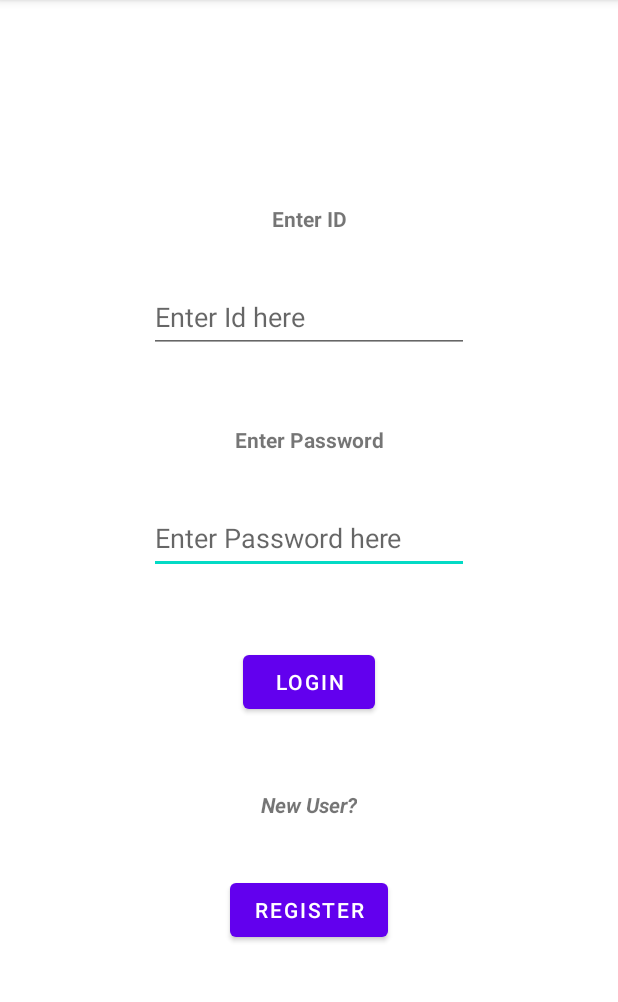
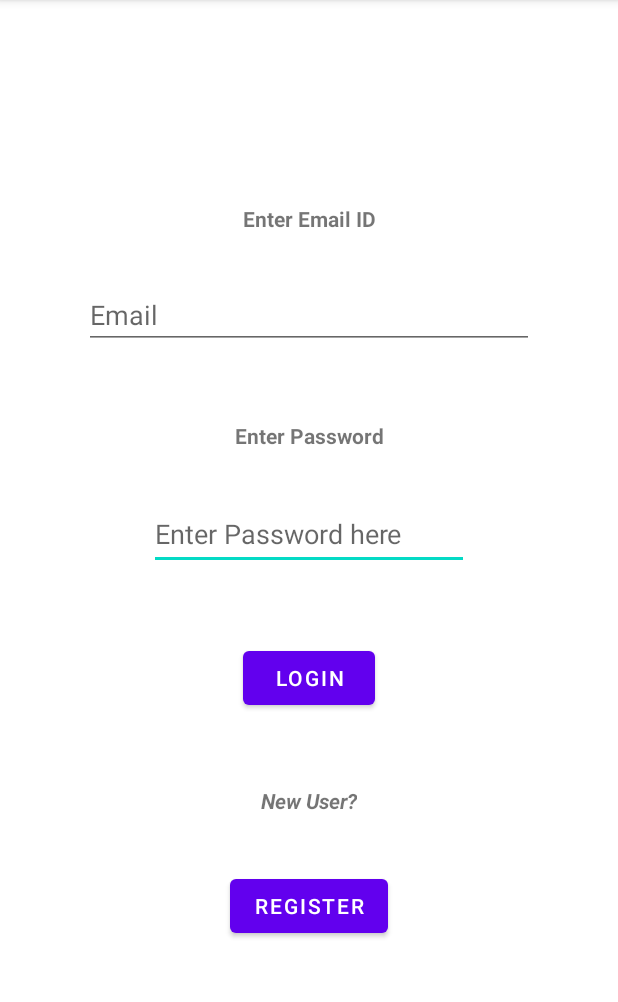
Before and after one commit to VortexDx/imPresent, an Android app: the screen it shows after launch (MainActivity), after a tap on "LOGIN", on a phone screen of 412 x 824 dp, the part 84-1086 px from its top. Run offline under Robolectric (Android 15) with nearby library versions, the phone set to English and light mode, and no system bars; our stand-ins replace Firebase (no records; nobody signed in at launch, a user with empty details on screens opened directly).

Commit message:
Update 2

```diff
--- a/app/src/main/java/com/final_project/impresent/MainActivity.java
+++ b/app/src/main/java/com/final_project/impresent/MainActivity.java
@@ -13,28 +13,70 @@ import android.widget.EditText;
 import android.widget.TextView;
 import android.widget.Toast;
 
+import com.google.android.gms.tasks.OnCompleteListener;
 import com.google.android.gms.tasks.OnFailureListener;
 import com.google.android.gms.tasks.OnSuccessListener;
+import com.google.android.gms.tasks.Task;
 import com.google.firebase.auth.AuthCredential;
 import com.google.firebase.auth.AuthResult;
 import com.google.firebase.auth.FirebaseAuth;
 import com.google.firebase.auth.FirebaseAuthException;
 import com.google.firebase.auth.FirebaseUser;
+import com.google.firebase.database.DataSnapshot;
+import com.google.firebase.database.DatabaseError;
+import com.google.firebase.database.DatabaseReference;
+import com.google.firebase.database.FirebaseDatabase;
+import com.google.firebase.database.Query;
+import com.google.firebase.database.ValueEventListener;
+
+import java.util.Locale;
 
 public class MainActivity extends AppCompatActivity {
     Button login_button;
     Button register_button;
-    EditText id_edittext;
+    EditText email_edittext;
     EditText password_edittext;
     private FirebaseAuth auth;
+    boolean onStartFlag = false;
 
-//    @Override
-//    public void onStart() {
-//        super.onStart();
-//        // Check if user is signed in (non-null) and update UI accordingly.
-//        FirebaseUser currentUser = auth.getCurrentUser();
-//        updateUI(currentUser);
-//    }
+    @Override
+    public void onStart() {
+        super.onStart();
+        // Check if user is signed in (non-null) and update UI accordingly.
+        if(!onStartFlag) {
+            onStartFlag = true;
+            FirebaseUser currentUser = auth.getCurrentUser();
+            if (currentUser != null)
+                updateUI(currentUser);
+        }
+    }
+
+    private void updateUI(FirebaseUser currentUser) {
+        String email = currentUser.getEmail();
+        DatabaseReference reference = FirebaseDatabase.getInstance().getReference();
+        Query query1 = reference.child("Student").orderByChild("email").equalTo(email);
+        //Query query2 = reference.child("Teacher").orderByChild("email").equalTo(email);
+        query1.addListenerForSingleValueEvent(new ValueEventListener() {
+            @Override
+            public void onDataChange(@NonNull DataSnapshot snapshot) {
+                if(snapshot.exists()){
+                    // is student
+                    Intent intent = new Intent(MainActivity.this,UserStudent.class);
+                    intent.putExtra("email",email);
+                    startActivity(intent);
+                }
+                else{
+                    // is teacher
+                }
+            }
+
+            @Override
+            public void onCancelled(@NonNull DatabaseError error) {
+
+            }
+        });
+
+    }
 
     @Override
     protected void onCreate(Bundle savedInstanceState) {
@@ -43,7 +85,7 @@ public class MainActivity extends AppCompatActivity {
 
         login_button=findViewById(R.id.button_login);
         register_button=findViewById(R.id.button_register);
-        id_edittext=findViewById(R.id.editText_enter_id);
+        email_edittext=findViewById(R.id.editTextTextEmailAddress);
         password_edittext=findViewById(R.id.editText_enter_password);
 
         auth = FirebaseAuth.getInstance();
@@ -51,24 +93,40 @@ public class MainActivity extends AppCompatActivity {
         login_button.setOnClickListener(new View.OnClickListener() {
             @Override
             public void onClick(View view) {
-                Toast.makeText(MainActivity.this, "Under Development", Toast.LENGTH_SHORT).show();
                 Log.d("login_button_onclick", "clicked_login_button");
-                String id = id_edittext.getText().toString();
+                String email = email_edittext.getText().toString().toLowerCase();
                 String password = password_edittext.getText().toString();
-                Log.d("id",id);
+                Log.d("id",email);
                 Log.d("password",password);
-                if(id.equals("") || password.equals(""))
+                if(email.equals("") || password.length()<6)
                     Toast.makeText(MainActivity.this, "Invalid Data", Toast.LENGTH_SHORT).show();
-                //else
-                    //loginUser(id,password);
+                else
+                    loginUser(email,password);
 
+            }
+
+            private void loginUser(String email, String password) {
+                auth.signInWithEmailAndPassword(email,password).addOnCompleteListener(MainActivity.this, new OnCompleteListener<AuthResult>() {
+                    @Override
+                    public void onComplete(@NonNull Task<AuthResult> task) {
+                        if(task.isSuccessful()){
+                            Log.d("Login User","Success");
+                            Toast.makeText(MainActivity.this, "Success", Toast.LENGTH_SHORT).show();
+                            FirebaseUser currentUser = auth.getCurrentUser();
+                            updateUI(currentUser);
+                        }
+                        else{
+                            Log.d("Login User","Failed "+task.getException());
+                            Toast.makeText(MainActivity.this, "Failed", Toast.LENGTH_SHORT).show();
+                        }
+                    }
+                });
             }
         });
 
         register_button.setOnClickListener(new View.OnClickListener() {
             @Override
             public void onClick(View view) {
-                //Toast.makeText(MainActivity.this, "register button pressed", Toast.LENGTH_SHORT).show();
                 Log.d("register_button_onclick","clicked");
                 Intent register_intent = new Intent(MainActivity.this,RegisterType.class);
                 startActivity(register_intent);
--- /dev/null
+++ b/app/src/main/res/drawable/ic_baseline_settings_24.xml
@@ -0,0 +1,5 @@
+<vector android:height="24dp" android:tint="#3E3939"
+    android:viewportHeight="24" android:viewportWidth="24"
+    android:width="24dp" xmlns:android="http://schemas.android.com/apk/res/android">
+    <path android:fillColor="@android:color/white" android:pathData="M19.14,12.94c0.04,-0.3 0.06,-0.61 0.06,-0.94c0,-0.32 -0.02,-0.64 -0.07,-0.94l2.03,-1.58c0.18,-0.14 0.23,-0.41 0.12,-0.61l-1.92,-3.32c-0.12,-0.22 -0.37,-0.29 -0.59,-0.22l-2.39,0.96c-0.5,-0.38 -1.03,-0.7 -1.62,-0.94L14.4,2.81c-0.04,-0.24 -0.24,-0.41 -0.48,-0.41h-3.84c-0.24,0 -0.43,0.17 -0.47,0.41L9.25,5.35C8.66,5.59 8.12,5.92 7.63,6.29L5.24,5.33c-0.22,-0.08 -0.47,0 -0.59,0.22L2.74,8.87C2.62,9.08 2.66,9.34 2.86,9.48l2.03,1.58C4.84,11.36 4.8,11.69 4.8,12s0.02,0.64 0.07,0.94l-2.03,1.58c-0.18,0.14 -0.23,0.41 -0.12,0.61l1.92,3.32c0.12,0.22 0.37,0.29 0.59,0.22l2.39,-0.96c0.5,0.38 1.03,0.7 1.62,0.94l0.36,2.54c0.05,0.24 0.24,0.41 0.48,0.41h3.84c0.24,0 0.44,-0.17 0.47,-0.41l0.36,-2.54c0.59,-0.24 1.13,-0.56 1.62,-0.94l2.39,0.96c0.22,0.08 0.47,0 0.59,-0.22l1.92,-3.32c0.12,-0.22 0.07,-0.47 -0.12,-0.61L19.14,12.94zM12,15.6c-1.98,0 -3.6,-1.62 -3.6,-3.6s1.62,-3.6 3.6,-3.6s3.6,1.62 3.6,3.6S13.98,15.6 12,15.6z"/>
+</vector>
--- a/app/src/main/res/layout/activity_main.xml
+++ b/app/src/main/res/layout/activity_main.xml
@@ -11,7 +11,7 @@
         android:layout_width="wrap_content"
         android:layout_height="wrap_content"
         android:layout_marginTop="136dp"
-        android:text="Enter ID"
+        android:text="Enter Email ID"
         android:textStyle="bold"
         app:layout_constraintEnd_toEndOf="parent"
         app:layout_constraintStart_toStartOf="parent"
@@ -26,7 +26,7 @@
         android:textStyle="bold"
         app:layout_constraintEnd_toEndOf="parent"
         app:layout_constraintStart_toStartOf="parent"
-        app:layout_constraintTop_toBottomOf="@+id/editText_enter_id" />
+        app:layout_constraintTop_toBottomOf="@+id/editTextTextEmailAddress" />
 
     <EditText
         android:id="@+id/editText_enter_password"
@@ -40,19 +40,6 @@
         app:layout_constraintEnd_toEndOf="parent"
         app:layout_constraintStart_toStartOf="parent"
         app:layout_constraintTop_toBottomOf="@+id/textView_login_password" />
-
-    <EditText
-        android:id="@+id/editText_enter_id"
-        android:layout_width="wrap_content"
-        android:layout_height="wrap_content"
-        android:layout_marginTop="32dp"
-        android:ems="10"
-        android:hint="Enter Id here"
-        android:inputType="textPersonName"
-        android:minHeight="48dp"
-        app:layout_constraintEnd_toEndOf="parent"
-        app:layout_constraintStart_toStartOf="parent"
-        app:layout_constraintTop_toBottomOf="@+id/textView_login_id" />
 
     <Button
         android:id="@+id/button_login"
@@ -86,4 +73,17 @@
         app:layout_constraintStart_toStartOf="parent"
         app:layout_constraintTop_toBottomOf="@+id/textView_newuser"
         app:layout_constraintVertical_bias="0.108" />
+
+    <EditText
+        android:id="@+id/editTextTextEmailAddress"
+        android:layout_width="300dp"
+        android:layout_height="wrap_content"
+        android:layout_marginTop="32dp"
+        android:ems="10"
+        android:hint="Email"
+        android:inputType="textEmailAddress"
+        app:layout_constraintEnd_toEndOf="parent"
+        app:layout_constraintHorizontal_bias="0.5"
+        app:layout_constraintStart_toStartOf="parent"
+        app:layout_constraintTop_toBottomOf="@+id/textView_login_id" />
 </androidx.constraintlayout.widget.ConstraintLayout>
```
Also changed, not shown: app/src/main/AndroidManifest.xml (+10 -3 lines), app/src/main/java/com/final_project/impresent/MarkPresent.java (added, +14 -0 lines), app/src/main/java/com/final_project/impresent/RegisterStudent.java (+31 -5 lines), app/src/main/java/com/final_project/impresent/Student.java (+11 -2 lines), app/src/main/java/com/final_project/impresent/UserStudent.java (added, +78 -0 lines), app/src/main/res/layout/activity_mark_present.xml (added, +9 -0 lines), app/src/main/res/layout/activity_register_student.xml (+30 -8 lines), app/src/main/res/layout/activity_user_student.xml (added, +102 -0 lines), app/src/main/res/drawable/list.png (added), app/src/main/res/drawable/student_raise_hand.png (added).
